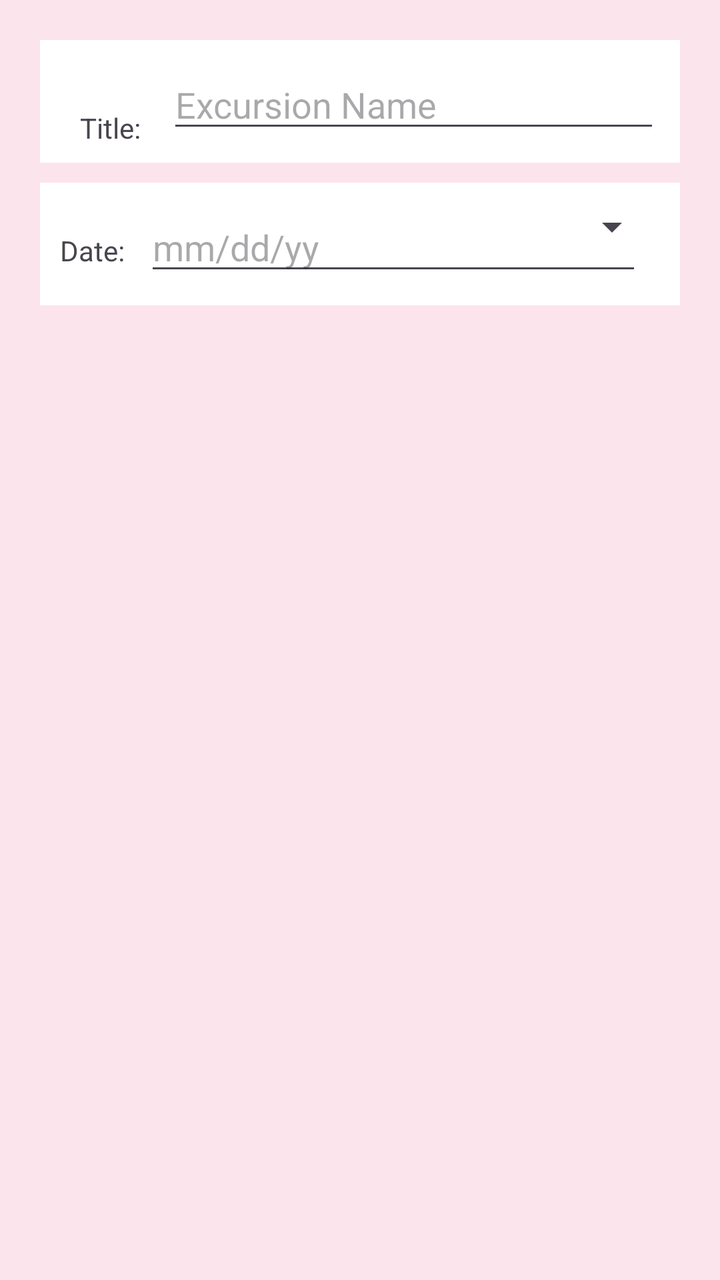
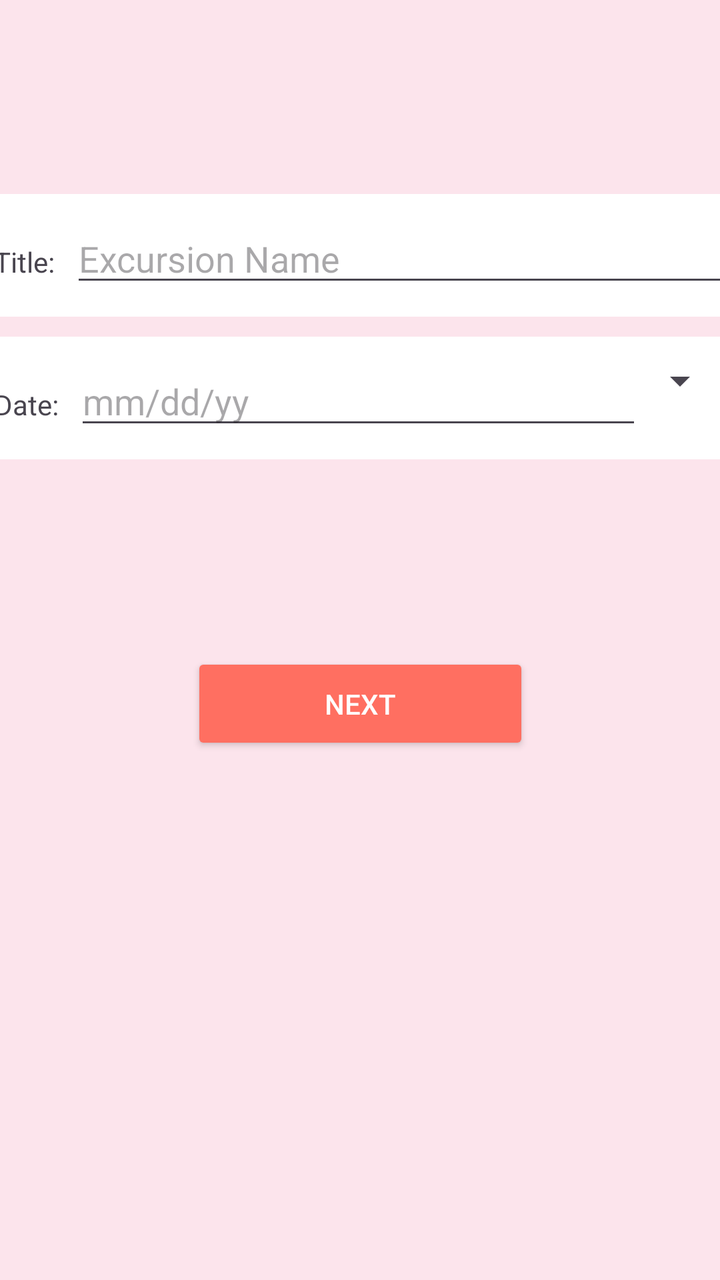

Two renders of the same Android screen: before a commit and after it. Below are the layout's source before the change and the commit's diff.
<!-- AndroidManifest.xml: application theme Theme.D424VacationPlanner -->
<!-- res/layout/activity_excursion_detail2.xml -->
<?xml version="1.0" encoding="utf-8"?>
<androidx.constraintlayout.widget.ConstraintLayout xmlns:android="http://schemas.android.com/apk/res/android"
    xmlns:app="http://schemas.android.com/apk/res-auto"
    xmlns:tools="http://schemas.android.com/tools"
    android:layout_width="match_parent"
    android:layout_height="match_parent"
    tools:context="com.example.d424vacationplanner.UI.ExcursionDetail"
    android:background= "#FCE4EC">


        <LinearLayout
            android:id="@+id/linearLayout"
            android:layout_width="0dp"
            android:layout_height="wrap_content"
            android:layout_margin="20dp"
            android:orientation="vertical"
            app:layout_constraintTop_toTopOf="parent"
            app:layout_constraintStart_toStartOf="parent"
            app:layout_constraintEnd_toEndOf="parent">

            <LinearLayout
                android:layout_width="match_parent"
                android:layout_height="wrap_content"
                android:layout_marginBottom="10dp"
                android:background="#ffffff"
                android:orientation="horizontal"
                android:padding="10dp"
                android:weightSum="1">

                <TextView
                    android:layout_width="wrap_content"
                    android:layout_height="wrap_content"
                    android:layout_margin="10dp"
                    android:text="Title: " />

                <EditText
                    android:id="@+id/excursionName"
                    android:layout_width="0dp"
                    android:layout_height="wrap_content"
                    android:layout_weight="1"
                    android:hint="Excursion Name"/>
            </LinearLayout>

            <LinearLayout
                android:layout_width="match_parent"
                android:layout_height="wrap_content"
                android:layout_marginBottom="10dp"
                android:background="#ffffff"
                android:orientation="horizontal"
                android:padding="10dp">

                <TextView
                    android:layout_width="wrap_content"
                    android:layout_height="wrap_content"
                    android:text="Date:"
                    android:paddingEnd="10dp" />

                <EditText
                    android:id="@+id/date"
                    android:layout_width="0dp"
                    android:layout_height="wrap_content"
                    android:layout_weight="1"
                    android:hint="mm/dd/yy" />

                <Spinner
                    android:id="@+id/spinner"
                    style="@android:style/Widget.DeviceDefault.Light.Spinner"
                    android:layout_width="9dp"
                    android:layout_height="wrap_content"
                    tools:layout_editor_absoluteX="-5dp" />
            </LinearLayout>
        </LinearLayout>
</androidx.constraintlayout.widget.ConstraintLayout>
<!-- resources referenced by this layout -->
<resources>
  <style name="Theme.D424VacationPlanner" parent="Base.Theme.D424VacationPlanner" />
  <style name="Base.Theme.D424VacationPlanner" parent="Theme.Material3.DayNight">
          
          
      </style>
</resources>

<!-- the commit's change to res/layout/activity_excursion_detail2.xml (unified diff, before → after) -->
@@ -2,72 +2,87 @@
 <androidx.constraintlayout.widget.ConstraintLayout xmlns:android="http://schemas.android.com/apk/res/android"
     xmlns:app="http://schemas.android.com/apk/res-auto"
     xmlns:tools="http://schemas.android.com/tools"
+    android:id="@+id/main"
     android:layout_width="match_parent"
     android:layout_height="match_parent"
-    tools:context="com.example.d424vacationplanner.UI.ExcursionDetail"
-    android:background= "#FCE4EC">
+    android:background="#FCE4EC"
+    tools:context="com.example.d424vacationplanner.UI.ExcursionDetail">
 
+    <LinearLayout
+        android:id="@+id/linearLayout"
+        android:layout_width="411dp"
+        android:layout_height="wrap_content"
+        android:background="@android:color/transparent"
+        android:orientation="vertical"
+        android:padding="12dp"
+        app:layout_constraintBottom_toTopOf="@+id/report"
+        app:layout_constraintEnd_toEndOf="parent"
+        app:layout_constraintStart_toStartOf="parent"
+        app:layout_constraintTop_toTopOf="parent">
 
         <LinearLayout
-            android:id="@+id/linearLayout"
-            android:layout_width="0dp"
+            android:layout_width="match_parent"
             android:layout_height="wrap_content"
-            android:layout_margin="20dp"
-            android:orientation="vertical"
-            app:layout_constraintTop_toTopOf="parent"
-            app:layout_constraintStart_toStartOf="parent"
-            app:layout_constraintEnd_toEndOf="parent">
+            android:background="#FFFFFF"
+            android:orientation="horizontal"
+            android:padding="10dp">
 
-            <LinearLayout
-                android:layout_width="match_parent"
+            <TextView
+                android:layout_width="wrap_content"
                 android:layout_height="wrap_content"
-                android:layout_marginBottom="10dp"
-                android:background="#ffffff"
-                android:orientation="horizontal"
-                android:padding="10dp"
-                android:weightSum="1">
+                android:layout_marginEnd="8dp"
+                android:text="Title:" />
 
-                <TextView
-                    android:layout_width="wrap_content"
-                    android:layout_height="wrap_content"
-                    android:layout_margin="10dp"
-                    android:text="Title: " />
+            <EditText
+                android:id="@+id/excursionName"
+                android:layout_width="0dp"
+                android:layout_height="wrap_content"
+                android:layout_weight="1"
+                android:hint="Excursion Name" />
+        </LinearLayout>
 
-                <EditText
-                    android:id="@+id/excursionName"
-                    android:layout_width="0dp"
-                    android:layout_height="wrap_content"
-                    android:layout_weight="1"
-                    android:hint="Excursion Name"/>
-            </LinearLayout>
+        <LinearLayout
+            android:layout_width="match_parent"
+            android:layout_height="wrap_content"
+            android:layout_marginTop="10dp"
+            android:background="#FFFFFF"
+            android:orientation="horizontal"
+            android:padding="10dp">
 
-            <LinearLayout
-                android:layout_width="match_parent"
+            <TextView
+                android:layout_width="wrap_content"
                 android:layout_height="wrap_content"
-                android:layout_marginBottom="10dp"
-                android:background="#ffffff"
-                android:orientation="horizontal"
-                android:padding="10dp">
+                android:layout_marginEnd="8dp"
+                android:text="Date:" />
 
-                <TextView
-                    android:layout_width="wrap_content"
-                    android:layout_height="wrap_content"
-                    android:text="Date:"
-                    android:paddingEnd="10dp" />
+            <EditText
+                android:id="@+id/date"
+                android:layout_width="0dp"
+                android:layout_height="wrap_content"
+                android:layout_weight="1"
+                android:hint="mm/dd/yy" />
 
-                <EditText
-                    android:id="@+id/date"
-                    android:layout_width="0dp"
-                    android:layout_height="wrap_content"
-                    android:layout_weight="1"
-                    android:hint="mm/dd/yy" />
+            <Spinner
+                android:id="@+id/spinner"
+                style="@android:style/Widget.DeviceDefault.Light.Spinner"
+                android:layout_width="43dp"
+                android:layout_height="wrap_content" />
+        </LinearLayout>
 
-                <Spinner
-                    android:id="@+id/spinner"
-                    style="@android:style/Widget.DeviceDefault.Light.Spinner"
-                    android:layout_width="9dp"
-                    android:layout_height="wrap_content"
-                    tools:layout_editor_absoluteX="-5dp" />
-            </LinearLayout>
-        </LinearLayout>
+    </LinearLayout>
+
+    <Button
+        android:id="@+id/report"
+        android:layout_width="169dp"
+        android:layout_height="51dp"
+        android:padding="12dp"
+        android:text="Next"
+        android:textColor="@android:color/white"
+        app:backgroundTint="@color/myCustomColor"
+        app:layout_constraintBottom_toBottomOf="parent"
+        app:layout_constraintEnd_toEndOf="parent"
+        app:layout_constraintStart_toStartOf="parent"
+        app:layout_constraintTop_toTopOf="parent"
+        app:layout_constraintVertical_bias="0.554" />
+
 </androidx.constraintlayout.widget.ConstraintLayout>
<!-- resource entries referenced after the edit -->
@@ -1,5 +1,6 @@
 <!-- resources referenced by this layout -->
 <resources>
+  <color name="myCustomColor">#FF6F61</color>
   <style name="Theme.D424VacationPlanner" parent="Base.Theme.D424VacationPlanner" />
   <style name="Base.Theme.D424VacationPlanner" parent="Theme.Material3.DayNight">
           
